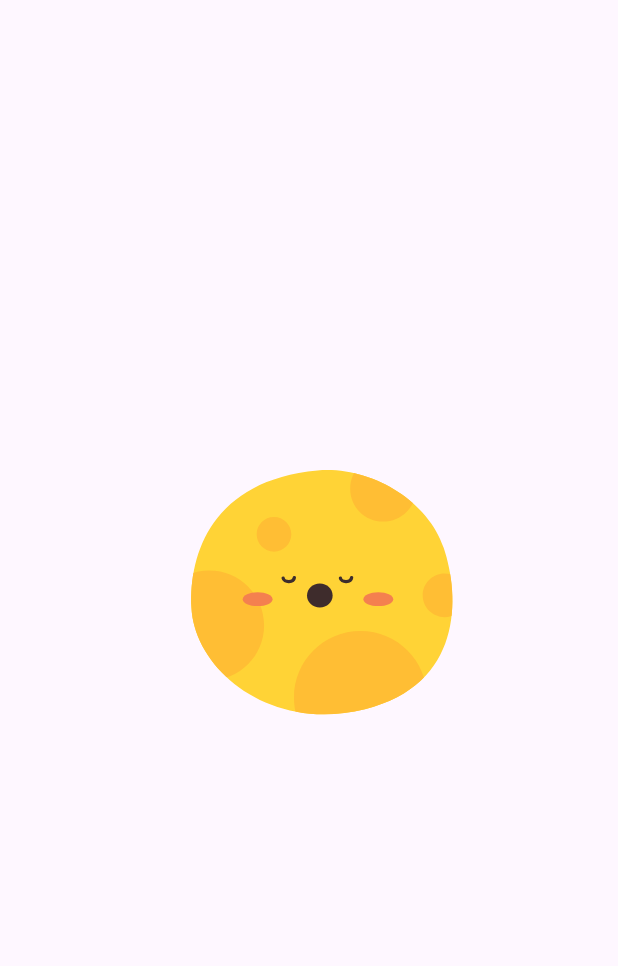
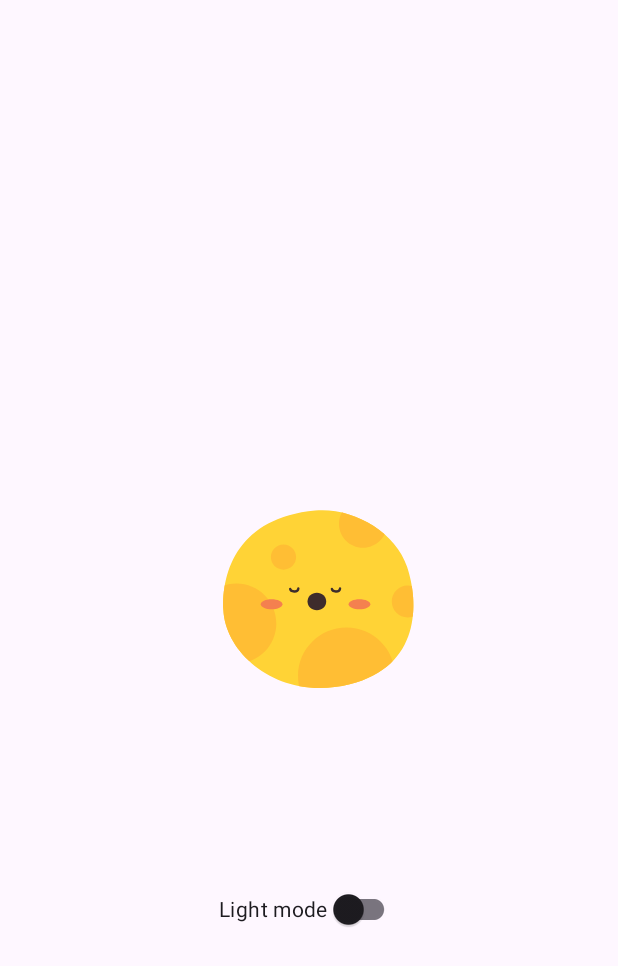
Before and after one commit to OmidrezaBagheriyan/DataStoreAndroid, an Android app: the layout activity_main.xml on its own in the app's theme, with its tools: preview values and no code run, on a phone screen of 412 x 824 dp. Shown: the top 966 px of the screen. Run offline under Robolectric (Android 15) with nearby library versions, the phone set to English and light mode, and no system bars.

Commit message:
Fix bugs

```diff
--- a/app/src/main/res/layout/activity_main.xml
+++ b/app/src/main/res/layout/activity_main.xml
@@ -14,8 +14,8 @@
 
         <com.airbnb.lottie.LottieAnimationView
             android:id="@+id/lottieUIMode"
-            android:layout_width="wrap_content"
-            android:layout_height="wrap_content"
+            android:layout_width="300dp"
+            android:layout_height="300dp"
             app:layout_constraintBottom_toBottomOf="parent"
             app:layout_constraintEnd_toEndOf="parent"
             app:layout_constraintStart_toStartOf="parent"
```
Also changed, not shown: app/build.gradle (+8 -0 lines).
